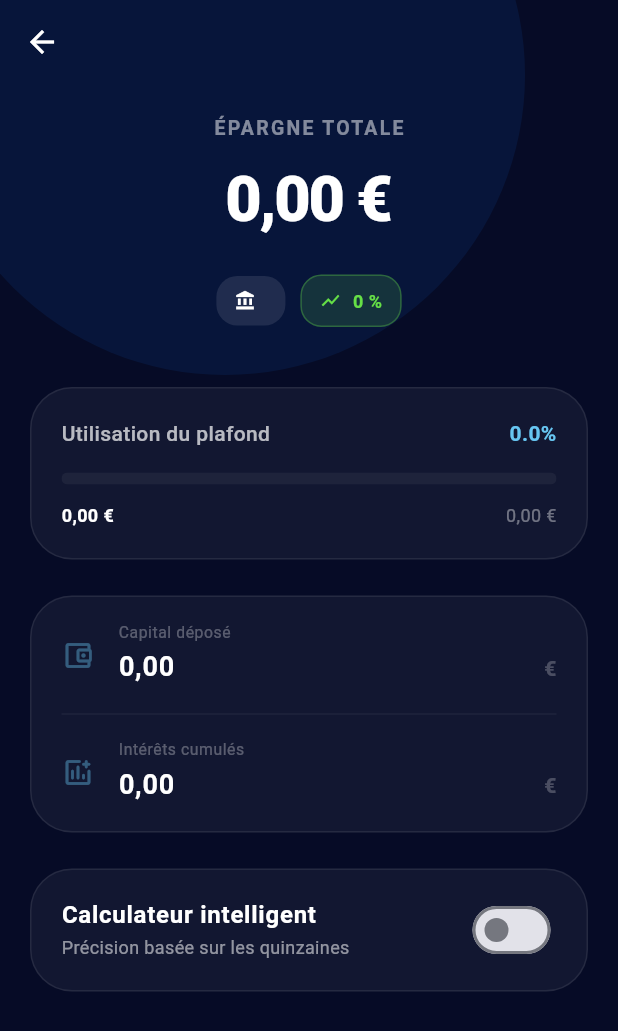
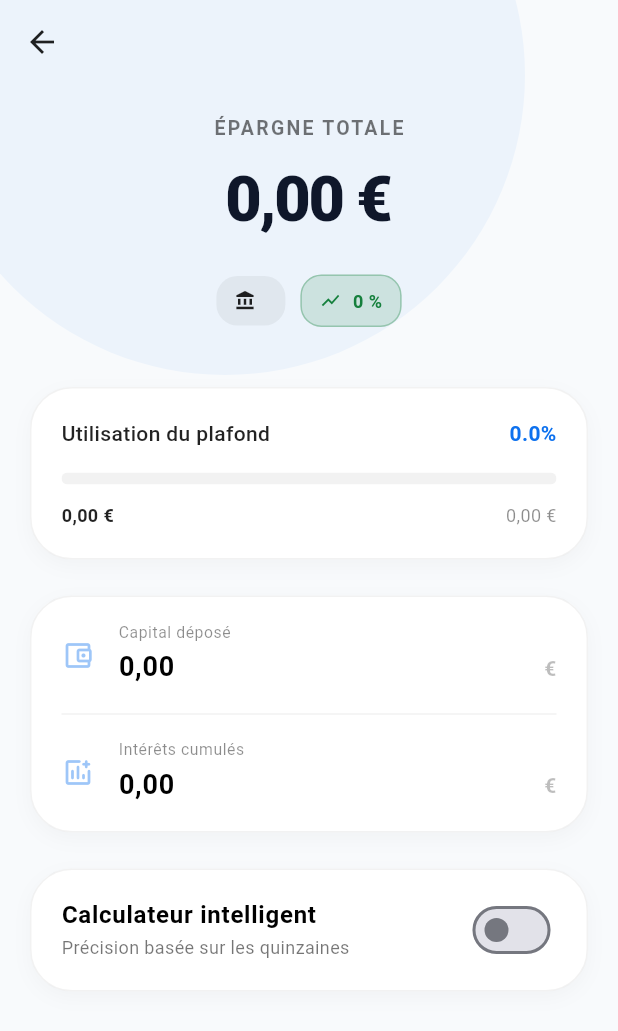
Before and after one commit to Lucasherfort/PatrimoineApp, a Flutter app: the SavingsDetailPage screen opened directly with empty values, on a phone screen of 412 x 824 dp. Shown: the top 1031 px of the screen. Run offline on Flutter 3.47's test engine with Material 3 defaults, Android fonts, the phone set to English and light mode, and no system bars; our stand-ins replace package_info_plus, shared_preferences, supabase_flutter; accounts and stored records are empty.

Commit message:
Fix pour le bouton

```diff
--- a/lib/bdd/user_savings_account_table.dart
+++ b/lib/bdd/user_savings_account_table.dart
@@ -5,6 +5,7 @@ class UserSavingsAccountTable {
   static const String savingsSourceId = 'savings_source_id';
   static const String principal = 'principal';
   static const String interest = 'interest';
+  static const String automaticInterestCalculation = 'automatic_interest_calculation';
   static const String createdAt = 'created_at';
   static const String updatedAt = 'updated_at';
 }
--- a/lib/services/savings_account_service.dart
+++ b/lib/services/savings_account_service.dart
@@ -16,6 +16,7 @@ class SavingsAccountService {
     ${UserSavingsAccountTable.id},
     ${UserSavingsAccountTable.principal},
     ${UserSavingsAccountTable.interest},
+    ${UserSavingsAccountTable.automaticInterestCalculation},
     ${SavingsSourceTable.tableName} (
       ${SavingsSourceTable.id},
       ${SavingsSourceTable.savingsCategoryId},
@@ -65,6 +66,7 @@ class SavingsAccountService {
           .update({
             UserSavingsAccountTable.principal: principal,
             UserSavingsAccountTable.interest: interest,
+            UserSavingsAccountTable.automaticInterestCalculation: automaticInterestCalculation,
             UserSavingsAccountTable.updatedAt: DateTime.now().toIso8601String(),
           })
           .eq(UserSavingsAccountTable.id, savingsAccountId);
@@ -177,7 +179,7 @@ class SavingsAccountService {
       logoUrl: _resolveLogoUrl(bank[BanksTable.icon] as String?),
       principal: (item[UserSavingsAccountTable.principal] as num).toDouble(),
       interest: (item[UserSavingsAccountTable.interest] as num).toDouble(),
-      automaticInterestCalculation: false,
+      automaticInterestCalculation: item[UserSavingsAccountTable.automaticInterestCalculation] as bool? ?? false,
       interestRate: (category[SavingsCategoryTable.interestRate] as num?)
           ?.toDouble(),
       ceiling: (category[SavingsCategoryTable.ceiling] as num?)?.toDouble(),
--- a/lib/ui/savings_detail_page.dart
+++ b/lib/ui/savings_detail_page.dart
@@ -16,8 +16,8 @@ class _SavingsDetailPageState extends State<SavingsDetailPage> {
   // --- Palette de couleurs ---
   static const Color colorDarkBg = Color(0xFF060B26);
   static const Color colorBlueMain = Color(0xFF0D71EE);
-  static const Color colorBlueSky = Color(0xFF67C6F2);
   static const Color colorGreenFlash = Color(0xFF65E046);
+  static const Color colorGreenDark = Color(0xFF15803D);
 
   late TextEditingController _principalController;
   late TextEditingController _interestController;
@@ -113,11 +113,13 @@ class _SavingsDetailPageState extends State<SavingsDetailPage> {
   @override
   Widget build(BuildContext context) {
     final currency = NumberFormat.currency(locale: 'fr_FR', symbol: '€');
+    final theme = Theme.of(context);
+    final isDark = theme.brightness == Brightness.dark;
 
     return Scaffold(
-      backgroundColor: colorDarkBg,
+      backgroundColor: isDark ? colorDarkBg : const Color(0xFFF8FAFC),
       extendBodyBehindAppBar: true,
-      appBar: _buildAppBar(),
+      appBar: _buildAppBar(context),
       body: Stack(
         children: [
           // Effet de halo lumineux en arrière-plan
@@ -129,7 +131,7 @@ class _SavingsDetailPageState extends State<SavingsDetailPage> {
               height: 400,
               decoration: BoxDecoration(
                 shape: BoxShape.circle,
-                color: colorBlueMain.withValues(alpha: 0.1),
+                color: colorBlueMain.withValues(alpha: isDark ? 0.1 : 0.05),
               ),
             ),
           ),
@@ -139,13 +141,13 @@ class _SavingsDetailPageState extends State<SavingsDetailPage> {
               child: Column(
                 children: [
                   const SizedBox(height: 20),
-                  _buildMainBalance(currency),
+                  _buildMainBalance(context, currency),
                   const SizedBox(height: 40),
-                  _buildProgressSection(currency),
+                  _buildProgressSection(context, currency),
                   const SizedBox(height: 24),
-                  _buildEditableCard(),
+                  _buildEditableCard(context),
                   const SizedBox(height: 24),
-                  _buildAutoCalcToggle(),
+                  _buildAutoCalcToggle(context),
                   const SizedBox(height: 120), // Espace pour le bouton flottant
                 ],
               ),
@@ -159,7 +161,8 @@ class _SavingsDetailPageState extends State<SavingsDetailPage> {
   }
 
   // --- Header : Épargne Totale & Badges ---
-  Widget _buildMainBalance(NumberFormat currency) {
+  Widget _buildMainBalance(BuildContext context, NumberFormat currency) {
+    final isDark = Theme.of(context).brightness == Brightness.dark;
     final percentFormat = NumberFormat.decimalPattern('fr_FR');
 
     return Column(
@@ -167,7 +170,7 @@ class _SavingsDetailPageState extends State<SavingsDetailPage> {
         Text(
           "ÉPARGNE TOTALE",
           style: TextStyle(
-            color: Colors.white.withValues(alpha: 0.5),
+            color: isDark ? Colors.white.withValues(alpha: 0.5) : Colors.black54,
             fontSize: 13,
             fontWeight: FontWeight.w600,
             letterSpacing: 1.5,
@@ -176,8 +179,8 @@ class _SavingsDetailPageState extends State<SavingsDetailPage> {
         const SizedBox(height: 8),
         Text(
           currency.format(_currentPrincipal + _currentInterest),
-          style: const TextStyle(
-            color: Colors.white,
+          style: TextStyle(
+            color: isDark ? Colors.white : const Color(0xFF0F172A),
             fontSize: 42,
             fontWeight: FontWeight.w900,
             letterSpacing: -1.5,
@@ -190,8 +193,8 @@ class _SavingsDetailPageState extends State<SavingsDetailPage> {
             _buildBadge(
               icon: Icons.account_balance,
               label: widget.account.bankName,
-              color: Colors.white,
-              opacity: 0.1,
+              color: isDark ? Colors.white : Colors.black87,
+              opacity: isDark ? 0.1 : 0.05,
             ),
             const SizedBox(width: 10),
             if (widget.account.interestRate != null)
@@ -199,7 +202,7 @@ class _SavingsDetailPageState extends State<SavingsDetailPage> {
                 icon: Icons.show_chart,
                 label:
                     "${percentFormat.format(widget.account.interestRate! * 100)} %",
-                color: colorGreenFlash,
+                color: isDark ? colorGreenFlash : colorGreenDark,
                 opacity: 0.15,
                 hasBorder: true,
               ),
@@ -210,26 +213,27 @@ class _SavingsDetailPageState extends State<SavingsDetailPage> {
   }
 
   // --- Section Plafond ---
-  Widget _buildProgressSection(NumberFormat currency) {
+  Widget _buildProgressSection(BuildContext context, NumberFormat currency) {
+    final isDark = Theme.of(context).brightness == Brightness.dark;
     return Container(
       padding: const EdgeInsets.all(20),
-      decoration: _glassDecoration(),
+      decoration: _glassDecoration(context),
       child: Column(
         children: [
           Row(
             mainAxisAlignment: MainAxisAlignment.spaceBetween,
             children: [
-              const Text(
+              Text(
                 "Utilisation du plafond",
                 style: TextStyle(
-                  color: Colors.white70,
+                  color: isDark ? Colors.white70 : Colors.black87,
                   fontWeight: FontWeight.w500,
                 ),
               ),
               Text(
                 "${(_fillPercentage * 100).toStringAsFixed(1)}%",
                 style: const TextStyle(
-                  color: colorBlueSky,
+                  color: colorBlueMain,
                   fontWeight: FontWeight.bold,
                 ),
               ),
@@ -241,9 +245,9 @@ class _SavingsDetailPageState extends State<SavingsDetailPage> {
             child: LinearProgressIndicator(
               value: _fillPercentage,
               minHeight: 8,
-              backgroundColor: Colors.white.withValues(alpha: 0.05),
+              backgroundColor: isDark ? Colors.white.withValues(alpha: 0.05) : Colors.black.withValues(alpha: 0.05),
               valueColor: AlwaysStoppedAnimation(
-                _fillPercentage > 0.9 ? Colors.redAccent : colorBlueSky,
+                _fillPercentage > 0.9 ? Colors.redAccent : colorBlueMain,
               ),
             ),
           ),
@@ -253,8 +257,8 @@ class _SavingsDetailPageState extends State<SavingsDetailPage> {
             children: [
               Text(
                 currency.format(_currentPrincipal),
-                style: const TextStyle(
-                  color: Colors.white,
+                style: TextStyle(
+                  color: isDark ? Colors.white : Colors.black87,
                   fontSize: 12,
                   fontWeight: FontWeight.w600,
                 ),
@@ -264,7 +268,7 @@ class _SavingsDetailPageState extends State<SavingsDetailPage> {
                     ? currency.format(widget.account.ceiling)
                     : "Sans plafond",
                 style: TextStyle(
-                  color: Colors.white.withValues(alpha: 0.4),
+                  color: isDark ? Colors.white.withValues(alpha: 0.4) : Colors.black45,
                   fontSize: 12,
                 ),
               ),
@@ -276,23 +280,26 @@ class _SavingsDetailPageState extends State<SavingsDetailPage> {
   }
 
   // --- Card Edition ---
-  Widget _buildEditableCard() {
+  Widget _buildEditableCard(BuildContext context) {
+    final isDark = Theme.of(context).brightness == Brightness.dark;
     return Container(
-      decoration: _glassDecoration(),
+      decoration: _glassDecoration(context),
       child: Column(
         children: [
           _buildElegantField(
+            context,
             _principalController,
             "Capital déposé",
             Icons.account_balance_wallet_outlined,
           ),
           Divider(
-            color: Colors.white.withValues(alpha: 0.05),
+            color: isDark ? Colors.white.withValues(alpha: 0.05) : Colors.black.withValues(alpha: 0.05),
             height: 1,
             indent: 20,
             endIndent: 20,
           ),
           _buildElegantField(
+            context,
             _interestController,
             "Intérêts cumulés",
             Icons.add_chart_rounded,
@@ -303,34 +310,36 @@ class _SavingsDetailPageState extends State<SavingsDetailPage> {
   }
 
   Widget _buildElegantField(
+    BuildContext context,
     TextEditingController controller,
     String label,
     IconData icon,
   ) {
+    final isDark = Theme.of(context).brightness == Brightness.dark;
     return Padding(
       padding: const EdgeInsets.symmetric(horizontal: 20, vertical: 10),
       child: TextField(
         controller: controller,
         keyboardType: const TextInputType.numberWithOptions(decimal: true),
-        style: const TextStyle(
-          color: Colors.white,
+        style: TextStyle(
+          color: isDark ? Colors.white : Colors.black,
           fontWeight: FontWeight.bold,
           fontSize: 18,
         ),
         decoration: InputDecoration(
           icon: Icon(
             icon,
-            color: colorBlueSky.withValues(alpha: 0.4),
+            color: colorBlueMain.withValues(alpha: 0.4),
             size: 22,
           ),
           labelText: label,
           labelStyle: TextStyle(
-            color: Colors.white.withValues(alpha: 0.3),
+            color: isDark ? Colors.white.withValues(alpha: 0.3) : Colors.black45,
             fontSize: 14,
           ),
           suffixText: "€",
-          suffixStyle: const TextStyle(
-            color: Colors.white24,
+          suffixStyle: TextStyle(
+            color: isDark ? Colors.white24 : Colors.black26,
             fontWeight: FontWeight.bold,
           ),
           border: InputBorder.none,
@@ -340,20 +349,22 @@ class _SavingsDetailPageState extends State<SavingsDetailPage> {
   }
 
   // --- Toggle Switch ---
-  Widget _buildAutoCalcToggle() {
+  Widget _buildAutoCalcToggle(BuildContext context) {
+    final isDark = Theme.of(context).brightness == Brightness.dark;
     return Container(
-      decoration: _glassDecoration(),
+      decoration: _glassDecoration(context),
       child: SwitchListTile(
         value: _automaticCalculation,
-        activeThumbColor: colorGreenFlash,
+        activeThumbColor: isDark ? colorGreenFlash : colorGreenDark,
+        activeTrackColor: (isDark ? colorGreenFlash : colorGreenDark).withValues(alpha: 0.3),
         contentPadding: const EdgeInsets.symmetric(horizontal: 20, vertical: 4),
-        title: const Text(
+        title: Text(
           "Calculateur intelligent",
-          style: TextStyle(color: Colors.white, fontWeight: FontWeight.bold),
+          style: TextStyle(color: isDark ? Colors.white : Colors.black, fontWeight: FontWeight.bold),
         ),
-        subtitle: const Text(
+        subtitle: Text(
           "Précision basée sur les quinzaines",
-          style: TextStyle(color: Colors.white54, fontSize: 12),
+          style: TextStyle(color: isDark ? Colors.white54 : Colors.black54, fontSize: 12),
         ),
         onChanged: (v) => setState(() {
           _automaticCalculation = v;
@@ -364,18 +375,19 @@ class _SavingsDetailPageState extends State<SavingsDetailPage> {
   }
 
   // --- Widgets Utilitaires ---
-  PreferredSizeWidget _buildAppBar() {
+  PreferredSizeWidget _buildAppBar(BuildContext context) {
+    final isDark = Theme.of(context).brightness == Brightness.dark;
     return AppBar(
       backgroundColor: Colors.transparent,
       elevation: 0,
-      leading: const BackButton(color: Colors.white),
+      leading: BackButton(color: isDark ? Colors.white : Colors.black87),
       centerTitle: true,
       title: Text(
         widget.account.sourceName,
-        style: const TextStyle(
+        style: TextStyle(
           fontSize: 16,
           fontWeight: FontWeight.bold,
-          color: Colors.white,
+          color: isDark ? Colors.white : Colors.black87,
         ),
       ),
     );
@@ -444,11 +456,19 @@ class _SavingsDetailPageState extends State<SavingsDetailPage> {
     );
   }
 
-  BoxDecoration _glassDecoration() {
+  BoxDecoration _glassDecoration(BuildContext context) {
+    final isDark = Theme.of(context).brightness == Brightness.dark;
     return BoxDecoration(
-      color: Colors.white.withValues(alpha: 0.05),
+      color: isDark ? Colors.white.withValues(alpha: 0.05) : Colors.white,
       borderRadius: BorderRadius.circular(28),
-      border: Border.all(color: Colors.white.withValues(alpha: 0.08)),
+      border: Border.all(color: isDark ? Colors.white.withValues(alpha: 0.08) : Colors.black.withValues(alpha: 0.05)),
+      boxShadow: isDark ? null : [
+        BoxShadow(
+          color: Colors.black.withValues(alpha: 0.03),
+          blurRadius: 10,
+          offset: const Offset(0, 4),
+        ),
+      ],
     );
   }
 }
```
